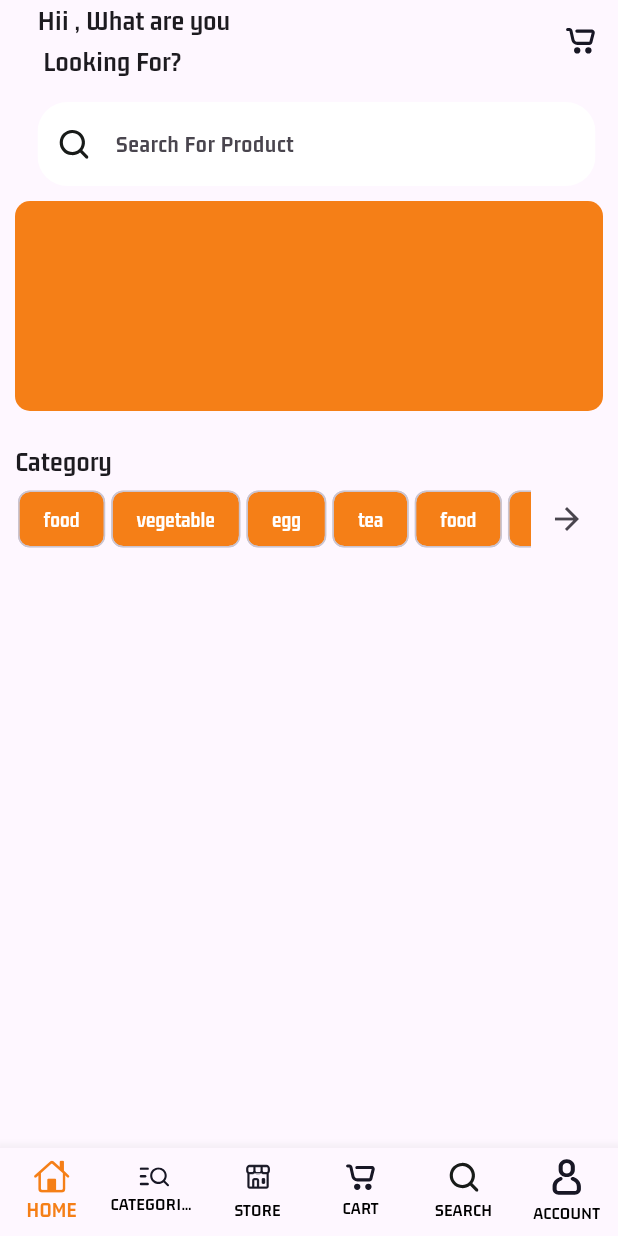
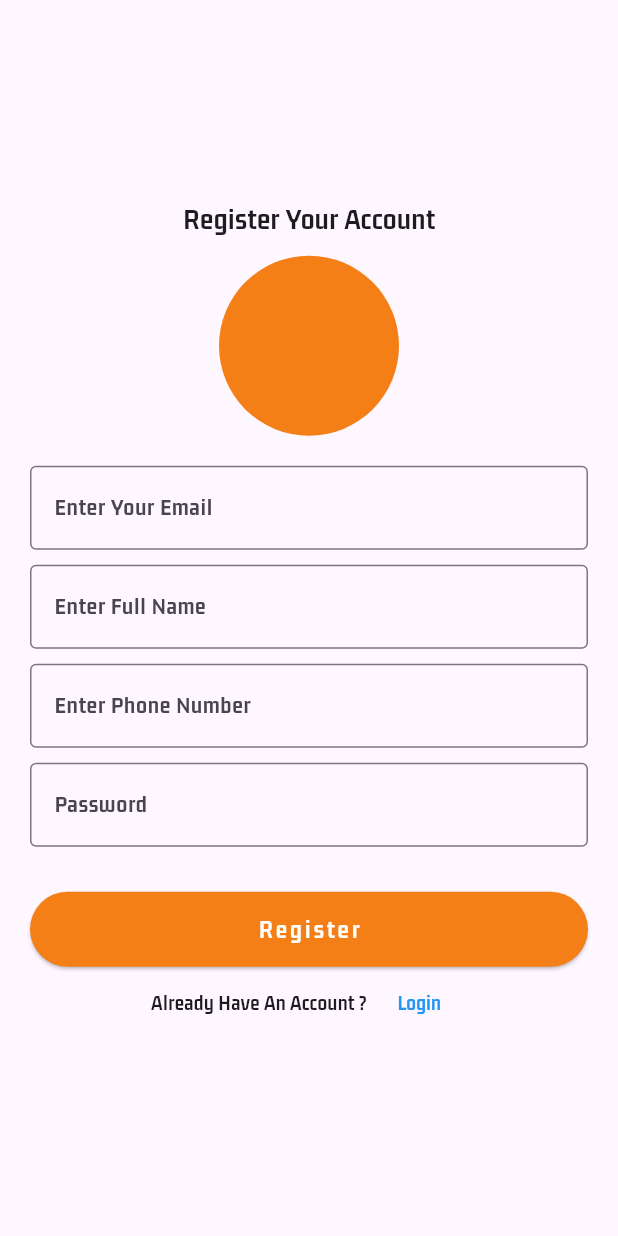
Before and after one commit to marioapn3/multi_store_flutter, a Flutter app: the screen it shows after launch, on a phone screen of 412 x 824 dp. Run offline on Flutter 3.47's test engine with Material 2 defaults, Android fonts, the phone set to English and light mode, and no system bars; our stand-ins replace cloud_firestore, firebase_auth, firebase_core, flutter_svg; accounts and stored records are empty.

Commit message:
Feat : Login+Register View

```diff
--- /dev/null
+++ b/lib/controllers/AuthController/auth_controller.dart
@@ -0,0 +1,28 @@
+import 'package:firebase_auth/firebase_auth.dart';
+
+class AuthController {
+  final FirebaseAuth _auth = FirebaseAuth.instance;
+  Future<String> signUpUser(
+    String email,
+    String fullName,
+    String phoneNumber,
+    String password,
+  ) async {
+    String res = 'Some Error occured';
+    try {
+      if (email.isNotEmpty &&
+          fullName.isNotEmpty &&
+          phoneNumber.isNotEmpty &&
+          password.isNotEmpty) {
+        UserCredential cred = await _auth.createUserWithEmailAndPassword(
+          email: email,
+          password: password,
+        );
+        res = 'success';
+      } else {
+        res = 'Please Fields must be not empty';
+      }
+    } catch (e) {}
+    return res;
+  }
+}
--- a/lib/main.dart
+++ b/lib/main.dart
@@ -1,7 +1,7 @@
 import 'package:firebase_core/firebase_core.dart';
 import 'package:flutter/material.dart';
 import 'package:flutter/services.dart';
-import 'package:multi_store_udemy/views/buyers/main_screen.dart';
+import 'package:multi_store_udemy/views/buyers/auth/register_screen.dart';
 
 import 'firebase_options.dart';
 
@@ -29,7 +29,7 @@ class MyApp extends StatelessWidget {
         useMaterial3: true,
         fontFamily: 'Brand-Bold',
       ),
-      home: const MainScreen(),
+      home: const RegisterScreen(),
     );
   }
 }
--- /dev/null
+++ b/lib/views/buyers/auth/register_screen.dart
@@ -0,0 +1,112 @@
+import 'package:flutter/material.dart';
+import 'package:multi_store_udemy/views/buyers/auth/login_screen.dart';
+
+class RegisterScreen extends StatelessWidget {
+  const RegisterScreen({super.key});
+
+  @override
+  Widget build(BuildContext context) {
+    return Scaffold(
+      body: SingleChildScrollView(
+        child: SizedBox(
+          height: MediaQuery.of(context).size.height,
+          child: Padding(
+            padding: const EdgeInsets.all(20.0),
+            child: Column(
+              mainAxisAlignment: MainAxisAlignment.center,
+              children: [
+                const Spacer(),
+                const Text(
+                  'Register Your Account',
+                  style: TextStyle(fontSize: 20),
+                ),
+                const SizedBox(
+                  height: 10,
+                ),
+                CircleAvatar(
+                  radius: 60,
+                  backgroundColor: Colors.yellow.shade900,
+                ),
+                const SizedBox(
+                  height: 20,
+                ),
+                TextFormField(
+                  decoration: const InputDecoration(
+                    labelText: 'Enter Your Email',
+                    border: OutlineInputBorder(),
+                  ),
+                ),
+                const SizedBox(
+                  height: 10,
+                ),
+                TextFormField(
+                  decoration: const InputDecoration(
+                    labelText: 'Enter Full Name',
+                    border: OutlineInputBorder(),
+                  ),
+                ),
+                const SizedBox(
+                  height: 10,
+                ),
+                TextFormField(
+                  decoration: const InputDecoration(
+                    labelText: 'Enter Phone Number',
+                    border: OutlineInputBorder(),
+                  ),
+                ),
+                const SizedBox(
+                  height: 10,
+                ),
+                TextFormField(
+                  obscureText: true,
+                  decoration: const InputDecoration(
+                      labelText: 'Password', border: OutlineInputBorder()),
+                ),
+                const SizedBox(
+                  height: 10,
+                ),
+                Container(
+                  margin: const EdgeInsets.only(top: 20),
+                  height: 50,
+                  width: double.infinity,
+                  child: ElevatedButton(
+                    style: ElevatedButton.styleFrom(
+                        backgroundColor: Colors.yellow.shade900,
+                        foregroundColor: Colors.white),
+                    child: const Text(
+                      'Register',
+                      style: TextStyle(
+                        fontSize: 17,
+                        letterSpacing: 2,
+                      ),
+                    ),
+                    onPressed: () {},
+                  ),
+                ),
+                Row(
+                  mainAxisAlignment: MainAxisAlignment.center,
+                  children: [
+                    const Text('Already Have An Account ? '),
+                    TextButton(
+                      style: TextButton.styleFrom(
+                        foregroundColor: Colors.blue,
+                      ),
+                      onPressed: () {
+                        Navigator.push(context,
+                            MaterialPageRoute(builder: (context) {
+                          return const LoginScreen();
+                        }));
+                      },
+                      child: const Text('Login'),
+                    ),
+                  ],
+                ),
+                const Spacer(),
+              ],
+            ),
+          ),
+        ),
+      ),
+    );
+  }
+}
--- a/lib/views/buyers/main_screen.dart
+++ b/lib/views/buyers/main_screen.dart
@@ -17,13 +17,13 @@ class MainScreen extends StatefulWidget {
 
 class _MainScreenState extends State<MainScreen> {
   int _pageIndex = 0;
-  List<Widget> _pages = [
-    HomeScreen(),
-    CategoryScreen(),
-    StoreScreen(),
-    CartScreen(),
-    SearchScreen(),
-    AccountScreen(),
+  final List<Widget> _pages = [
+    const HomeScreen(),
+    const CategoryScreen(),
+    const StoreScreen(),
+    const CartScreen(),
+    const SearchScreen(),
+    const AccountScreen(),
   ];
   @override
   Widget build(BuildContext context) {
--- a/lib/views/buyers/nav_screens/account_screen.dart
+++ b/lib/views/buyers/nav_screens/account_screen.dart
@@ -5,7 +5,7 @@ class AccountScreen extends StatelessWidget {
 
   @override
   Widget build(BuildContext context) {
-    return Center(
+    return const Center(
       child: Text('AccountScreen'),
     );
   }
--- a/lib/views/buyers/nav_screens/cart_screen.dart
+++ b/lib/views/buyers/nav_screens/cart_screen.dart
@@ -5,7 +5,7 @@ class CartScreen extends StatelessWidget {
 
   @override
   Widget build(BuildContext context) {
-    return Center(
+    return const Center(
       child: Text('CartScreen'),
     );
   }
--- a/lib/views/buyers/nav_screens/category_screen.dart
+++ b/lib/views/buyers/nav_screens/category_screen.dart
@@ -5,7 +5,7 @@ class CategoryScreen extends StatelessWidget {
 
   @override
   Widget build(BuildContext context) {
-    return Center(
+    return const Center(
       child: Text('CategoryScreen'),
     );
   }
--- a/lib/views/buyers/nav_screens/components/homescreen/banner_widget.dart
+++ b/lib/views/buyers/nav_screens/components/homescreen/banner_widget.dart
@@ -2,6 +2,8 @@ import 'package:cloud_firestore/cloud_firestore.dart';
 import 'package:flutter/material.dart';
 
 class BannerWidget extends StatefulWidget {
+  const BannerWidget({super.key});
+
   @override
   State<BannerWidget> createState() => _BannerWidgetState();
 }
--- a/lib/views/buyers/nav_screens/components/homescreen/category_text.dart
+++ b/lib/views/buyers/nav_screens/components/homescreen/category_text.dart
@@ -1,4 +1,3 @@
-import 'package:cloud_firestore/cloud_firestore.dart';
 import 'package:flutter/material.dart';
 
 class CategoryText extends StatelessWidget {
@@ -21,7 +20,7 @@ class CategoryText extends StatelessWidget {
       child: Column(
         crossAxisAlignment: CrossAxisAlignment.start,
         children: [
-          Text(
+          const Text(
             'Category',
             style: TextStyle(fontSize: 19),
           ),
@@ -41,7 +40,7 @@ class CategoryText extends StatelessWidget {
                           onPressed: () {},
                           label: Text(
                             _categoryText[index],
-                            style: TextStyle(
+                            style: const TextStyle(
                               color: Colors.white,
                             ),
                           ),
@@ -53,7 +52,7 @@ class CategoryText extends StatelessWidget {
                 ),
                 IconButton(
                   onPressed: () {},
-                  icon: Icon(Icons.arrow_forward),
+                  icon: const Icon(Icons.arrow_forward),
                 )
               ],
             ),
--- a/lib/views/buyers/nav_screens/components/homescreen/navbar_home_widget.dart
+++ b/lib/views/buyers/nav_screens/components/homescreen/navbar_home_widget.dart
@@ -17,15 +17,13 @@ class NavbarHomeWidget extends StatelessWidget {
       child: Row(
         mainAxisAlignment: MainAxisAlignment.spaceBetween,
         children: [
-          Text(
+          const Text(
             'Hii , What are you \n Looking For?',
             style: TextStyle(fontSize: 19, fontWeight: FontWeight.bold),
           ),
-          Container(
-            child: SvgPicture.asset(
-              'assets/icons/cart.svg',
-              width: 20,
-            ),
+          SvgPicture.asset(
+            'assets/icons/cart.svg',
+            width: 20,
           )
         ],
       ),
--- a/lib/views/buyers/nav_screens/components/homescreen/search_home_widget.dart
+++ b/lib/views/buyers/nav_screens/components/homescreen/search_home_widget.dart
@@ -1,4 +1,3 @@
-import 'package:flutter/cupertino.dart';
 import 'package:flutter/material.dart';
 import 'package:flutter_svg/svg.dart';
 
@@ -10,7 +9,7 @@ class SearchHomeWidget extends StatelessWidget {
   @override
   Widget build(BuildContext context) {
     return Padding(
-      padding: EdgeInsets.only(
+      padding: const EdgeInsets.only(
         left: 25,
         right: 15,
       ),
@@ -21,7 +20,7 @@ class SearchHomeWidget extends StatelessWidget {
               fillColor: Colors.white,
               filled: true,
               hintText: 'Search For Product',
-              border: OutlineInputBorder(
+              border: const OutlineInputBorder(
                 borderSide: BorderSide.none,
               ),
               prefixIcon: Padding(
--- a/lib/views/buyers/nav_screens/home_screen.dart
+++ b/lib/views/buyers/nav_screens/home_screen.dart
@@ -12,12 +12,12 @@ class HomeScreen extends StatelessWidget {
     return Column(
       crossAxisAlignment: CrossAxisAlignment.start,
       children: [
-        NavbarHomeWidget(),
-        SizedBox(
+        const NavbarHomeWidget(),
+        const SizedBox(
           height: 14,
         ),
-        SearchHomeWidget(),
-        BannerWidget(),
+        const SearchHomeWidget(),
+        const BannerWidget(),
         CategoryText(),
       ],
     );
--- a/lib/views/buyers/nav_screens/search_screen.dart
+++ b/lib/views/buyers/nav_screens/search_screen.dart
@@ -5,7 +5,7 @@ class SearchScreen extends StatelessWidget {
 
   @override
   Widget build(BuildContext context) {
-    return Center(
+    return const Center(
       child: Text('SearchScreen'),
     );
   }
--- a/lib/views/buyers/nav_screens/store_screen.dart
+++ b/lib/views/buyers/nav_screens/store_screen.dart
@@ -5,7 +5,7 @@ class StoreScreen extends StatelessWidget {
 
   @override
   Widget build(BuildContext context) {
-    return Center(
+    return const Center(
       child: Text('StoreScreen'),
     );
   }
```
Also changed, not shown: lib/views/buyers/auth/login_screen.dart (added, +87 -0 lines), 1 other file.
